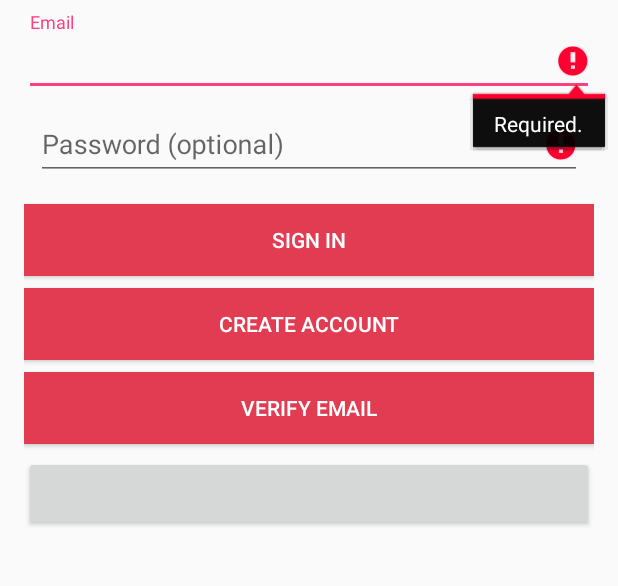
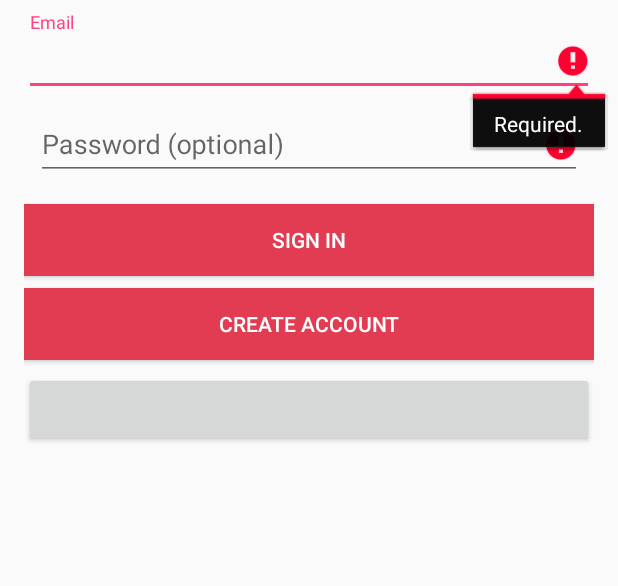
Before and after one commit to fernandesayla/Orcamento, an Android app: the screen it shows after launch (LoginActivity), after a tap on "SIGN IN", on a phone screen of 412 x 824 dp, the part 270-856 px from its top. Run offline under Robolectric (Android 15) with nearby library versions, the phone set to English and light mode, and no system bars; our stand-ins replace Firebase (no records; nobody signed in at launch, a user with empty details on screens opened directly); libraries missing offline, so code that uses them is left out: com.facebook, com.facebook.appevents, com.facebook.login; plain views replace LoginButton; 6 statements that could not run were skipped.

Commit message:
Já até da pra entregar

```diff
--- a/app/src/main/java/br/com/aylafernandes/orcamento/LoginActivity.java
+++ b/app/src/main/java/br/com/aylafernandes/orcamento/LoginActivity.java
@@ -57,7 +57,6 @@ public class LoginActivity extends AppCompatActivity implements View.OnClickList
         findViewById(R.id.email_sign_in_button).setOnClickListener(this);
         findViewById(R.id.email_create_account_button).setOnClickListener(this);
 
-        findViewById(R.id.verify_email_button).setOnClickListener(this);
 
 
         FacebookSdk.sdkInitialize(getApplicationContext());
@@ -250,8 +249,6 @@ public class LoginActivity extends AppCompatActivity implements View.OnClickList
             createAccount(mEmailField.getText().toString(), mPasswordField.getText().toString());
         } else if (i == R.id.email_sign_in_button) {
             signIn(mEmailField.getText().toString(), mPasswordField.getText().toString());
-        } else if (i == R.id.verify_email_button) {
-           // sendEmailVerification();
         }
     }
 }
--- a/app/src/main/res/layout/activity_login.xml
+++ b/app/src/main/res/layout/activity_login.xml
@@ -87,17 +87,6 @@
 
 
 
-        <Button
-            android:id="@+id/verify_email_button"
-            android:textColor="@color/white_overlay"
-            android:background="@color/colorPrimary"
-            android:layout_marginTop="8dp"
-
-            android:layout_width="match_parent"
-            android:layout_height="wrap_content"
-
-            android:text="@string/verify_email"
-             />
 
     <com.facebook.login.widget.LoginButton
         android:id="@+id/button_facebook_login"
--- a/app/src/main/res/values/colors.xml
+++ b/app/src/main/res/values/colors.xml
@@ -3,9 +3,10 @@
     <color name="colorPrimary">#e23c52</color>
     <color name="colorPrimaryDark">#e23c52</color>
     <color name="colorAccent">#FF4081</color>
-
+    <color name="black">#000000</color>
     <color name="black_overlay">#66000000</color>
     <color name="white_overlay">#ffffff</color>
 
+    <color name="blue" >#3d5299</color>
    <color name="background_splash">#e23c52</color>
 </resources>
--- a/app/src/main/res/values/strings.xml
+++ b/app/src/main/res/values/strings.xml
@@ -34,5 +34,6 @@
     <string name="name">Name</string>
     <string name="phone">Phone Number</string>
     <string name="address">Address</string>
+    <string name="price">Price</string>
 
 </resources>
```
Also changed, not shown: app/src/main/java/br/com/aylafernandes/orcamento/ProfileFragment.java (+8 -1 lines), app/src/main/java/br/com/aylafernandes/orcamento/SettingsFragment.java (+7 -0 lines), 1 other file.
